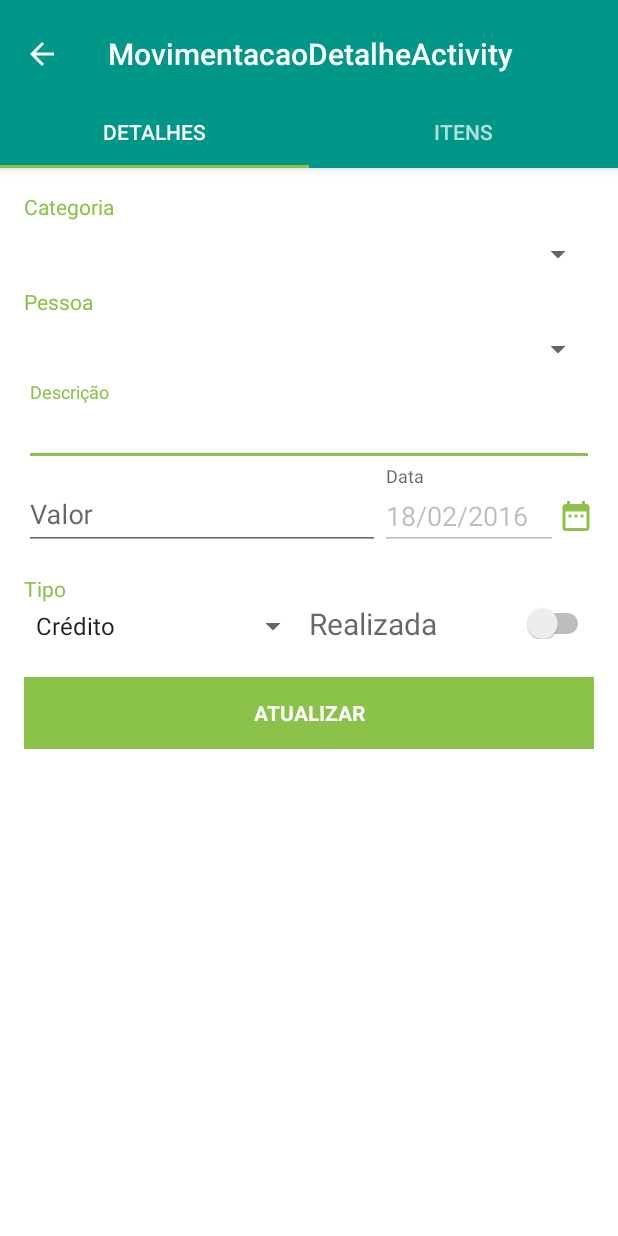
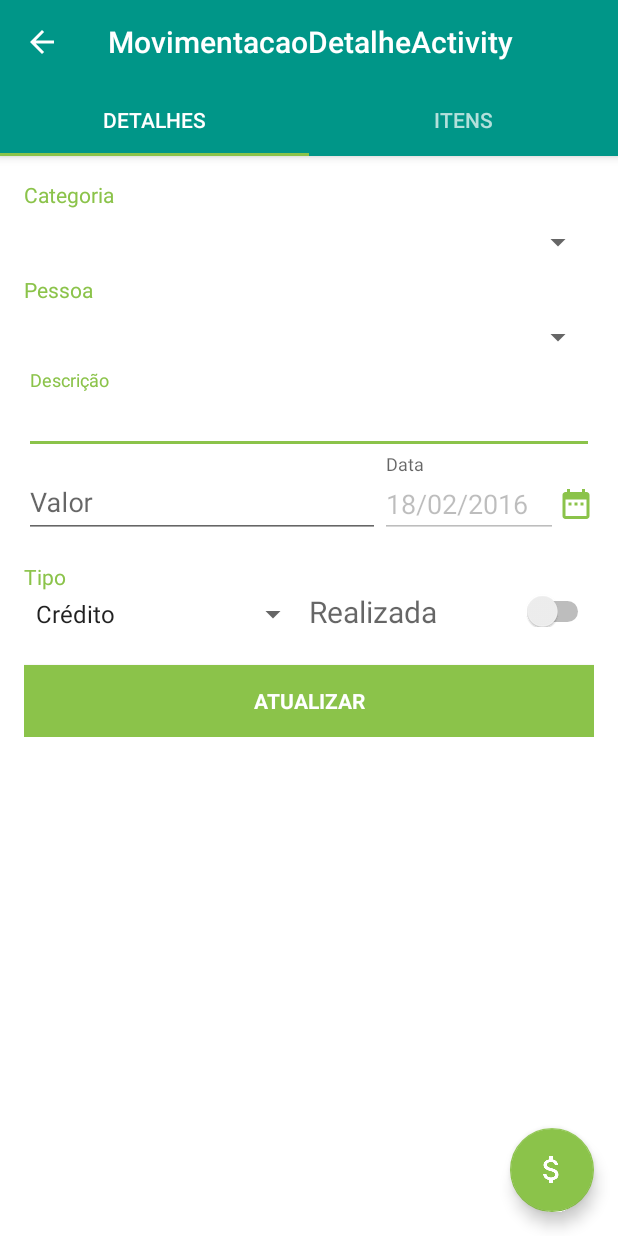
Before and after one commit to chicobentojr/minhaeiro, an Android app: the MovimentacaoDetalheActivity screen opened directly, with no data from a screen before it, on a phone screen of 412 x 824 dp. Run offline under Robolectric (Android 15) with nearby library versions, the phone set to English and light mode, and no system bars; our stand-ins replace Volley; 14 statements that could not run were skipped.

Commit message:
Corrige problema da Toolbar com RecyclerView em MovimentacaoDetalheActivity

```diff
--- a/app/src/main/res/layout/activity_movimentacao_detalhe.xml
+++ b/app/src/main/res/layout/activity_movimentacao_detalhe.xml
@@ -12,7 +12,6 @@
         android:id="@+id/appbar"
         android:layout_width="match_parent"
         android:layout_height="wrap_content"
-        android:paddingTop="@dimen/appbar_padding_top"
         android:theme="@style/ThemeOverlay.AppCompat.Dark.ActionBar">
 
         <android.support.v7.widget.Toolbar
@@ -26,7 +25,7 @@
         <android.support.design.widget.TabLayout
             android:id="@+id/tabs"
             android:layout_width="match_parent"
-            android:layout_height="wrap_content" />
+            android:layout_height="wrap_content"/>
 
     </android.support.design.widget.AppBarLayout>
 
@@ -36,12 +35,12 @@
         android:layout_height="match_parent"
         app:layout_behavior="@string/appbar_scrolling_view_behavior" />
 
-    <!-- <android.support.design.widget.FloatingActionButton
-         android:id="@+id/fab"
-         android:layout_width="wrap_content"
-         android:layout_height="wrap_content"
-         android:layout_gravity="end|bottom"
-         android:layout_margin="@dimen/fab_margin"
-         android:src="@drawable/ic_dinheiro" />-->
+    <android.support.design.widget.FloatingActionButton
+        android:id="@+id/fab"
+        android:layout_width="wrap_content"
+        android:layout_height="wrap_content"
+        android:layout_gravity="end|bottom"
+        android:layout_margin="@dimen/fab_margin"
+        android:src="@drawable/ic_dinheiro" />
 
 </android.support.design.widget.CoordinatorLayout>
--- a/app/src/main/res/layout/fragment_movimentacao_itens.xml
+++ b/app/src/main/res/layout/fragment_movimentacao_itens.xml
@@ -14,11 +14,11 @@
         android:scrollbars="vertical"
         app:layout_behavior="@string/appbar_scrolling_view_behavior"/>
 
-    <android.support.design.widget.FloatingActionButton
+    <!--<android.support.design.widget.FloatingActionButton
         android:id="@+id/fab"
         android:layout_width="wrap_content"
         android:layout_height="wrap_content"
         android:layout_gravity="end|bottom"
         android:layout_margin="@dimen/fab_margin"
-        android:src="@drawable/ic_dinheiro" />
+        android:src="@drawable/ic_dinheiro" />-->
 </android.support.design.widget.CoordinatorLayout>
--- a/app/src/main/res/values-v21/styles.xml
+++ b/app/src/main/res/values-v21/styles.xml
@@ -3,7 +3,7 @@
     <style name="AppTheme.NoActionBar">
         <item name="windowActionBar">false</item>
         <item name="windowNoTitle">true</item>
-        <item name="android:windowDrawsSystemBarBackgrounds">true</item>
-        <item name="android:statusBarColor">@android:color/transparent</item>
+        <!--<item name="android:windowDrawsSystemBarBackgrounds">true</item>-->
+        <!--<item name="android:statusBarColor">@android:color/transparent</item>-->
     </style>
 </resources>
```
